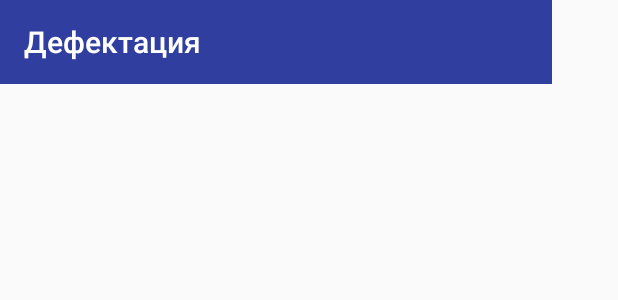
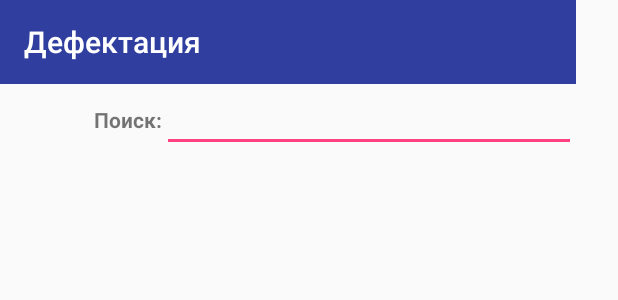
Before and after one commit to froci9rgevka/DU, an Android app: the layout activity_adress.xml on its own in the app's theme, with its tools: preview values and no code run, on a phone screen of 412 x 824 dp. Shown: the top 300 px of the screen. Run offline under Robolectric (Android 15) with nearby library versions, the phone set to English and light mode, and no system bars.

Commit message:
Рабочая версия. Сделан веб. Осталось только запихнуть в веб фотофиксацию.

```diff
--- a/app/src/main/java/com/pea/du/actyvities/defects/address/act/photo/PhotoLibrary.java
+++ b/app/src/main/java/com/pea/du/actyvities/defects/address/act/photo/PhotoLibrary.java
@@ -113,7 +113,7 @@ public class PhotoLibrary extends AppCompatActivity {
     // Подготовка картинок с текстом для gridView
     private ArrayList<ImageItem> getData() {
         final ArrayList<ImageItem> imageItems = new ArrayList<>();
-        TypedArray imgs = getResources().obtainTypedArray(R.array.image_ids);
+        //TypedArray imgs = getResources().obtainTypedArray(R.array.image_ids);
         for (int i = 0; i < photoList.size(); i++) { //img.length
             //Drawable d = getResources().getDrawable(imgs.getResourceId(i, -1));
             //Bitmap bitmap = BitmapFactory.decodeResource(getResources(), imgs.getResourceId(i, -1));
@@ -185,7 +185,7 @@ public class PhotoLibrary extends AppCompatActivity {
                 takePictureIntent.putExtra(MediaStore.EXTRA_OUTPUT, photoURI);
                 }
 
-                startActivityForResult(takePictureIntent, REQUEST_TAKE_PHOTO);
+                    startActivityForResult(takePictureIntent, REQUEST_TAKE_PHOTO);
         }
     }
 
--- a/app/src/main/java/com/pea/du/data/StaticValue.java
+++ b/app/src/main/java/com/pea/du/data/StaticValue.java
@@ -11,7 +11,7 @@ import com.pea.du.db.methods.ReadMethods;
 
 import java.util.ArrayList;
 
-public class StaticValue implements Parcelable{
+public class StaticValue implements Parcelable {
     private Integer id;
     private String name;
     private Integer serverId;
--- a/app/src/main/java/com/pea/du/web/client/Controller.java
+++ b/app/src/main/java/com/pea/du/web/client/Controller.java
@@ -174,8 +174,9 @@ public class Controller implements Callback<Object> {
 
                     //Скрываем прогрес бар и делаем кнопки активными
                     AppCompatActivity appCompatActivity = (AppCompatActivity) context;
-                    appCompatActivity.findViewById(R.id.inspection_button).setEnabled(true);
-                    appCompatActivity.findViewById(R.id.defection_button).setEnabled(true);
+                    //appCompatActivity.findViewById(R.id.inspection_button).setEnabled(true);
+                    //appCompatActivity.findViewById(R.id.defection_button).setEnabled(true);
+                    appCompatActivity.findViewById(R.id.main_menu_listview).setEnabled(true);
                     appCompatActivity.findViewById(R.id.sync_button).setEnabled(true);
                     appCompatActivity.findViewById(R.id.menuProgressBar).setVisibility(View.GONE);
                     break;
--- a/app/src/main/res/layout/activity_adress.xml
+++ b/app/src/main/res/layout/activity_adress.xml
@@ -7,19 +7,12 @@
         android:layout_height="match_parent"
         tools:context="com.pea.du.actyvities.defects.address.AddressActivity">
 
-    <ScrollView xmlns:android="http://schemas.android.com/apk/res/android"
-                xmlns:tools="http://schemas.android.com/tools"
-                android:id="@+id/scrollView4"
-                android:layout_width="368dp"
-                android:layout_height="551dp" tools:layout_editor_absoluteY="8dp"
-                tools:layout_editor_absoluteX="8dp">
-
     <LinearLayout
-                android:layout_width="match_parent"
-                android:layout_height="match_parent"
+            android:layout_width="384dp"
+            android:layout_height="567dp"
             android:orientation="vertical"
             tools:layout_editor_absoluteX="8dp"
-                tools:layout_editor_absoluteY="8dp">
+            tools:layout_editor_absoluteY="8dp" android:weightSum="1">
 
         <android.support.v7.widget.Toolbar
                 android:id="@+id/adress_toolbar"
@@ -33,11 +26,37 @@
                 tools:layout_editor_absoluteX="8dp"
                 tools:layout_editor_absoluteY="0dp"/>
 
+        <LinearLayout
+                android:orientation="horizontal"
+                android:layout_width="match_parent"
+                android:layout_height="wrap_content">
+            <TextView
+                    android:text="Поиск:"
+                    android:layout_width="wrap_content"
+                    android:layout_height="wrap_content" android:id="@+id/textView9" android:layout_weight="1"
+                    android:textStyle="bold" android:textAlignment="viewEnd"/>
+            <EditText
+                    android:layout_width="wrap_content"
+                    android:layout_height="wrap_content"
+                    android:inputType="textPersonName"
+                    android:ems="10"
+                    android:id="@+id/address_edittext" android:layout_weight="1"/>
+        </LinearLayout>
+        <ScrollView
+                android:id="@+id/scrollView4"
+                android:layout_width="match_parent"
+                android:layout_height="wrap_content" tools:layout_editor_absoluteY="8dp"
+                tools:layout_editor_absoluteX="8dp">
+
+            <LinearLayout
+                    android:orientation="vertical"
+                    android:layout_width="match_parent"
+                    android:layout_height="match_parent">
                 <ListView
                         android:layout_width="match_parent"
-                    android:layout_height="494dp" android:id="@+id/adress_list"/>
+                        android:layout_height="403dp" android:id="@+id/address_listview"/>
+            </LinearLayout>
+        </ScrollView>
     </LinearLayout>
 
-    </ScrollView>
-
 </android.support.constraint.ConstraintLayout>
--- a/app/src/main/res/layout/activity_inspection.xml
+++ b/app/src/main/res/layout/activity_inspection.xml
@@ -7,7 +7,10 @@
         android:layout_width="match_parent"
         android:layout_height="match_parent"
         android:fitsSystemWindows="true"
-        tools:openDrawer="start">
+        tools:openDrawer="start"
+
+        android:focusable="true"
+        android:focusableInTouchMode="true">
 
     <include
             layout="@layout/app_bar_inspection"
--- a/app/src/main/res/layout/content_common.xml
+++ b/app/src/main/res/layout/content_common.xml
@@ -3,7 +3,10 @@
             xmlns:tools="http://schemas.android.com/tools"
             android:id="@+id/scrollView1"
             android:layout_width="match_parent"
-            android:layout_height="match_parent" >
+            android:layout_height="match_parent"
+
+            android:focusable="true"
+            android:focusableInTouchMode="true">
 
     <LinearLayout xmlns:android="http://schemas.android.com/apk/res/android"
                   android:orientation="vertical"
--- a/app/src/main/res/values/colors.xml
+++ b/app/src/main/res/values/colors.xml
@@ -1,6 +1,6 @@
 <?xml version="1.0" encoding="utf-8"?>
 <resources>
-    <color name="colorPrimary">#303F9F</color> //848dbf
+    <color name="colorPrimary">#303f9f</color> //848dbf
     <color name="colorPrimaryDark">#303F9F</color>
     <color name="colorAccent">#FF4081</color>
 </resources>
```
Also changed, not shown: app/src/main/AndroidManifest.xml (+6 -2 lines), app/src/main/java/com/pea/du/actyvities/MainActivity.java (+49 -7 lines), app/src/main/java/com/pea/du/actyvities/defects/address/AddressActivity.java (+47 -8 lines), app/src/main/res/layout/activity_main.xml (+13 -24 lines), app/src/main/res/layout/simple_list_view_item.xml (added, +35 -0 lines). Lines whose indentation alone changed are shown as unchanged.
